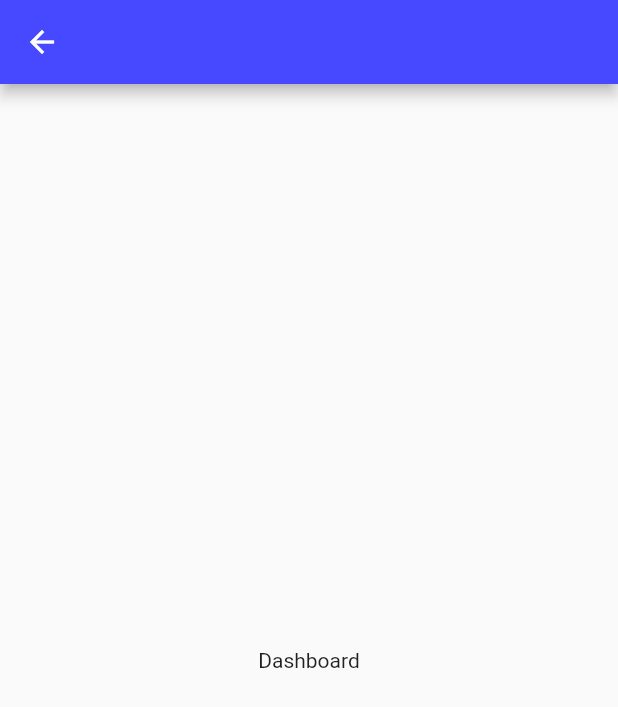
After one commit to sumitkakshapati/flutter_clean_architecture_template, a Flutter app: the DashboardBody screen opened directly, on a phone screen of 412 x 824 dp. The commit adds this screen. Shown: the top 707 px of the screen. Run offline on Flutter 3.47's test engine with Material 2 defaults, Android fonts, the phone set to English and light mode, and no system bars; our stand-ins replace dartz, easy_localization, equatable, flutter_bloc, get_it, logger and 1 more; missing offline and left inert: ferry, gql_error_link, gql_exec, gql_http_link, gql_link, gql_transform_link; statements that could not run were skipped.

Commit message:
dashboard added

```diff
--- a/lib/core/routes/route_generator.dart
+++ b/lib/core/routes/route_generator.dart
@@ -2,6 +2,7 @@ import 'package:flutter/material.dart';
 import 'package:flutter_clean_architecture_template/core/pages/route_not_found_view.dart';
 import 'package:flutter_clean_architecture_template/core/routes/routes.dart';
 import 'package:flutter_clean_architecture_template/features/auth/presentation/pages/login_view.dart';
+import 'package:flutter_clean_architecture_template/features/dashboard/presentation/pages/dashboard_view.dart';
 import 'package:flutter_clean_architecture_template/features/splash/presentation/pages/splash_view.dart';
 import 'package:page_transition/page_transition.dart';
 
@@ -18,6 +19,11 @@ class RouteGenerator {
           child: const LoginView(),
           type: PageTransitionType.fade,
         );
+      case Routes.dashboard:
+        return PageTransition(
+          child: const DashboardView(),
+          type: PageTransitionType.fade,
+        );
       default:
         return PageTransition(
           child: const RouteNotFoundView(),
--- a/lib/core/routes/routes.dart
+++ b/lib/core/routes/routes.dart
@@ -1,4 +1,5 @@
 class Routes {
   static const String splash = "/";
   static const String login = "/login";
+  static const String dashboard = "/dashboard";
 }
--- a/lib/features/auth/presentation/widgets/login_body.dart
+++ b/lib/features/auth/presentation/widgets/login_body.dart
@@ -3,6 +3,7 @@ import 'package:flutter/material.dart';
 import 'package:flutter_bloc/flutter_bloc.dart';
 import 'package:flutter_clean_architecture_template/core/bloc/common_state.dart';
 import 'package:flutter_clean_architecture_template/core/constants/locale_keys.dart';
+import 'package:flutter_clean_architecture_template/core/routes/routes.dart';
 import 'package:flutter_clean_architecture_template/core/theme/custom_theme.dart';
 import 'package:flutter_clean_architecture_template/core/utils/form_validator.dart';
 import 'package:flutter_clean_architecture_template/core/utils/snackbar_utils.dart';
@@ -39,6 +40,10 @@ class _LoginBodyState extends State<LoginBody> {
               SnackBarUtils.showSuccessMessage(
                 context: context,
                 message: LocaleKeys.loggedInSuccessfully.tr(),
+              );
+              Navigator.of(context).pushNamedAndRemoveUntil(
+                Routes.dashboard,
+                (route) => false,
               );
             }
           },
--- /dev/null
+++ b/lib/features/dashboard/presentation/widgets/dashboard_body.dart
@@ -0,0 +1,15 @@
+import 'package:flutter/material.dart';
+
+class DashboardBody extends StatelessWidget {
+  const DashboardBody({super.key});
+
+  @override
+  Widget build(BuildContext context) {
+    return Scaffold(
+      appBar: AppBar(),
+      body: const Center(
+        child: Text("Dashboard"),
+      ),
+    );
+  }
+}
```
Also changed, not shown: lib/features/dashboard/presentation/pages/dashboard_view.dart (added, +11 -0 lines).
